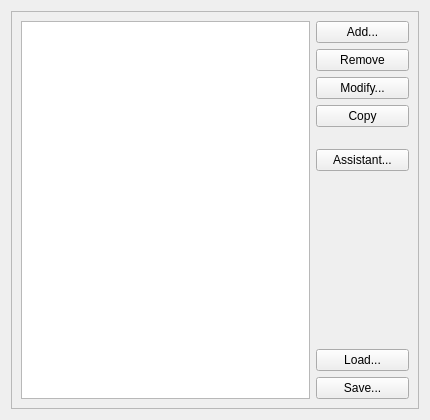
Old version of the form widgets/profilewidgetUI.ui in the repository marco-mania/audex-old.
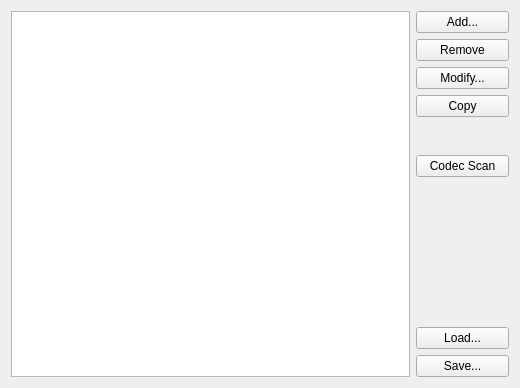
New version of the form. Custom widgets are drawn as their Qt base class.

Patch:
```diff
--- a/widgets/profilewidgetUI.ui
+++ b/widgets/profilewidgetUI.ui
@@ -5,34 +5,19 @@
    <rect>
     <x>0</x>
     <y>0</y>
-    <width>430</width>
-    <height>420</height>
+    <width>520</width>
+    <height>388</height>
    </rect>
   </property>
-  <property name="minimumSize" >
-   <size>
-    <width>430</width>
-    <height>420</height>
-   </size>
-  </property>
   <property name="windowTitle" >
    <string>Form</string>
   </property>
-  <layout class="QGridLayout" >
-   <item row="0" column="0" >
-    <widget class="QFrame" name="frame_2" >
-     <property name="frameShape" >
-      <enum>QFrame::StyledPanel</enum>
-     </property>
-     <property name="frameShadow" >
-      <enum>QFrame::Raised</enum>
-     </property>
-     <layout class="QGridLayout" >
+  <layout class="QGridLayout" name="gridLayout" >
       <item row="0" column="0" >
        <widget class="QListView" name="listView" />
       </item>
       <item row="0" column="1" >
-       <layout class="QVBoxLayout" >
+    <layout class="QVBoxLayout" name="layout" >
         <item>
          <widget class="KPushButton" name="kpushbutton_add" >
           <property name="text" >
@@ -62,25 +47,25 @@
          </widget>
         </item>
         <item>
-         <spacer>
+      <spacer name="verticalSpacer" >
           <property name="orientation" >
            <enum>Qt::Vertical</enum>
           </property>
           <property name="sizeType" >
            <enum>QSizePolicy::Fixed</enum>
           </property>
-          <property name="sizeHint" >
+       <property name="sizeHint" stdset="0" >
            <size>
             <width>20</width>
-            <height>16</height>
+         <height>32</height>
            </size>
           </property>
          </spacer>
         </item>
         <item>
-         <widget class="KPushButton" name="kpushbutton_wizard" >
+      <widget class="KPushButton" name="kpushbutton_init" >
           <property name="text" >
-           <string>Assistant...</string>
+        <string>Codec Scan</string>
           </property>
          </widget>
         </item>
@@ -89,7 +74,7 @@
           <property name="orientation" >
            <enum>Qt::Vertical</enum>
           </property>
-          <property name="sizeHint" >
+       <property name="sizeHint" stdset="0" >
            <size>
             <width>93</width>
             <height>131</height>
@@ -112,9 +97,6 @@
          </widget>
         </item>
        </layout>
-      </item>
-     </layout>
-    </widget>
    </item>
   </layout>
  </widget>
```
Lines whose indentation alone changed are shown as unchanged.
